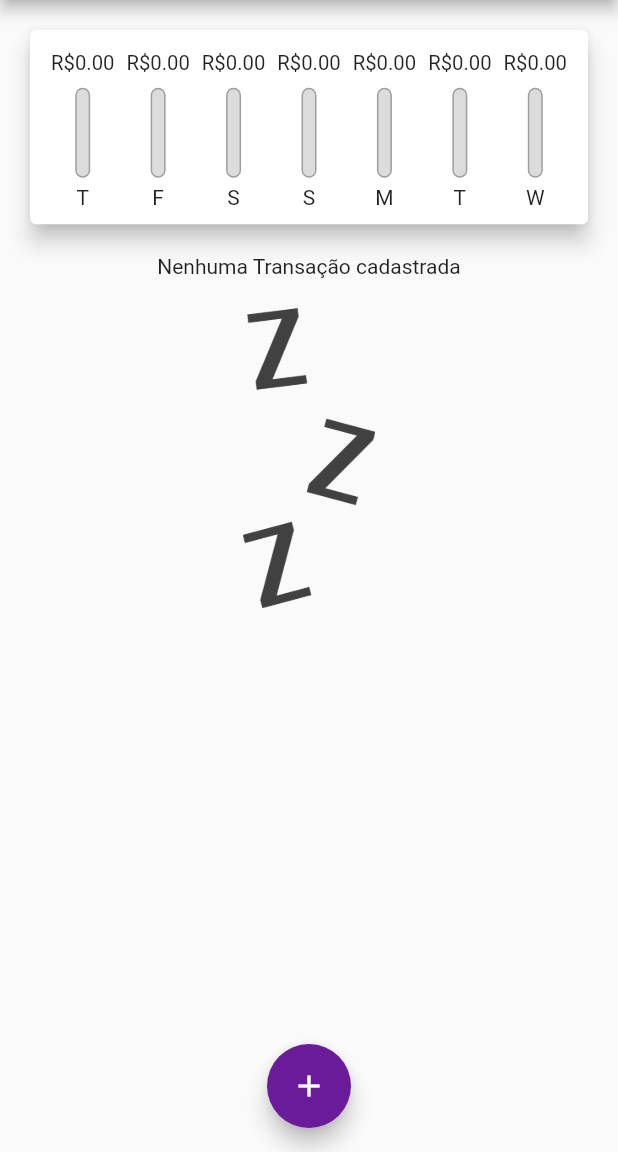
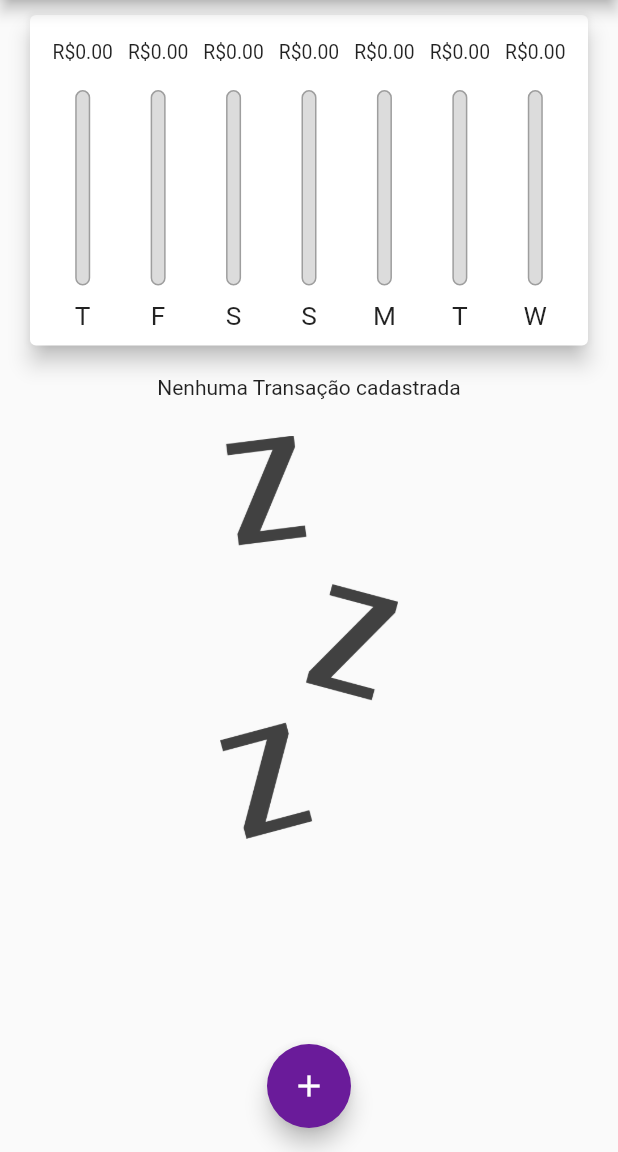
Before and after one commit to capoletti/flutter_expenses, a Flutter app: the screen it shows after launch, on a phone screen of 412 x 824 dp, the part 84-1236 px from its top. Run offline on Flutter 3.47's test engine with Material 2 defaults, Android fonts, the phone set to English and light mode, and no system bars.

Commit message:
versao 2

```diff
--- a/lib/components/chart.dart
+++ b/lib/components/chart.dart
@@ -42,7 +42,7 @@ class Chart extends StatelessWidget {
     groupedTransactions;
     return Card(
       elevation: 6,
-      margin: const EdgeInsets.all(20),
+      margin: const EdgeInsets.only(top: 10, left: 20, right: 20),
       child: Padding(
         padding: const EdgeInsets.all(10.0),
         child: Row(
--- a/lib/components/chart_bar.dart
+++ b/lib/components/chart_bar.dart
@@ -14,17 +14,19 @@ class ChartBar extends StatelessWidget {
 
   @override
   Widget build(BuildContext context) {
+    return LayoutBuilder(builder: (context, constraints) {
       return Column(
         children: <Widget>[
-        Padding(
-          padding: const EdgeInsets.all(4.0),
+          Container(
+            padding: const EdgeInsets.only(left: 5, right: 5),
+            height: constraints.maxHeight * 0.15,
             child: FittedBox(
               child: Text('R\$${value.toStringAsFixed(2)}'),
             ),
           ),
-        const SizedBox(height: 5),
+          SizedBox(height: constraints.maxHeight * 0.05),
           SizedBox(
-          height: 60,
+            height: constraints.maxHeight * 0.65,
             width: 10,
             child: Stack(
               alignment: Alignment.bottomCenter,
@@ -51,9 +53,12 @@ class ChartBar extends StatelessWidget {
               ],
             ),
           ),
-        const SizedBox(height: 5),
-        Text(label),
+          SizedBox(height: constraints.maxHeight * 0.05),
+          SizedBox(
+              height: constraints.maxHeight * 0.10,
+              child: FittedBox(child: Text(label))),
         ],
       );
+    });
   }
 }
--- a/lib/components/transaction_list.dart
+++ b/lib/components/transaction_list.dart
@@ -12,22 +12,27 @@ class TransactionList extends StatelessWidget {
   @override
   Widget build(BuildContext context) {
     return SizedBox(
-      height: 400,
       child: transactions.isEmpty
-          ? Column(
+          ? LayoutBuilder(
+              builder: (context, constraints) {
+                return Column(
                   children: <Widget>[
-                const Text('Nenhuma Transação cadastrada'),
+                    const SizedBox(
+                        height: 20,
+                        child: Text('Nenhuma Transação cadastrada')),
                     const SizedBox(
                       height: 20,
                     ),
                     SizedBox(
-                  height: 200,
+                      height: constraints.maxHeight * 0.5,
                       child: Image.asset(
                         'assets/images/waiting.png',
                         fit: BoxFit.cover,
                       ),
                     ),
                   ],
+                );
+              },
             )
           : ListView.builder(
               itemCount: transactions.length,
--- a/lib/main.dart
+++ b/lib/main.dart
@@ -30,6 +30,7 @@ class MyHomePage extends StatefulWidget {
 
 class _MyHomePageState extends State<MyHomePage> {
   final List<Transaction> _transactions = [];
+  bool _showChart = false;
 
   List<Transaction> get _recentTransactions {
     return _transactions.where((item) {
@@ -72,24 +73,53 @@ class _MyHomePageState extends State<MyHomePage> {
 
   @override
   Widget build(BuildContext context) {
-    return Scaffold(
-      appBar: AppBar(
+    bool isPortrait =
+        MediaQuery.of(context).orientation == Orientation.portrait;
+    bool isLandscape =
+        MediaQuery.of(context).orientation == Orientation.landscape;
+
+    final appBar = AppBar(
       title: const Text(
-          'Despesas Pessoais',
+        'Despesas Pessoais ',
       ),
       actions: <Widget>[
+        if (isLandscape)
+          IconButton(
+            icon: Icon(_showChart ? Icons.list : Icons.show_chart),
+            onPressed: () {
+              setState(() {
+                _showChart = !_showChart;
+              });
+            },
+          ),
         IconButton(
           icon: const Icon(Icons.add),
           onPressed: () => _openTransactionFormModal(context),
-          )
+        ),
       ],
-      ),
+    );
+
+    final availableHeight = MediaQuery.of(context).size.height -
+        appBar.preferredSize.height -
+        MediaQuery.of(context).padding.top;
+
+    return Scaffold(
+      appBar: appBar,
       body: SingleChildScrollView(
         child: Column(
           crossAxisAlignment: CrossAxisAlignment.stretch,
           children: <Widget>[
-            Chart(_recentTransactions),
-            TransactionList(_transactions, _removeTransaction),
+            if (_showChart || isPortrait)
+              SizedBox(
+                  height: isLandscape
+                      ? availableHeight * 0.7
+                      : availableHeight * 0.3,
+                  child: Chart(_recentTransactions)),
+            const SizedBox(height: 20),
+            if (!_showChart || isPortrait)
+              SizedBox(
+                  height: availableHeight * 0.7,
+                  child: TransactionList(_transactions, _removeTransaction)),
           ],
         ),
       ),
```
Lines whose indentation alone changed are shown as unchanged.
